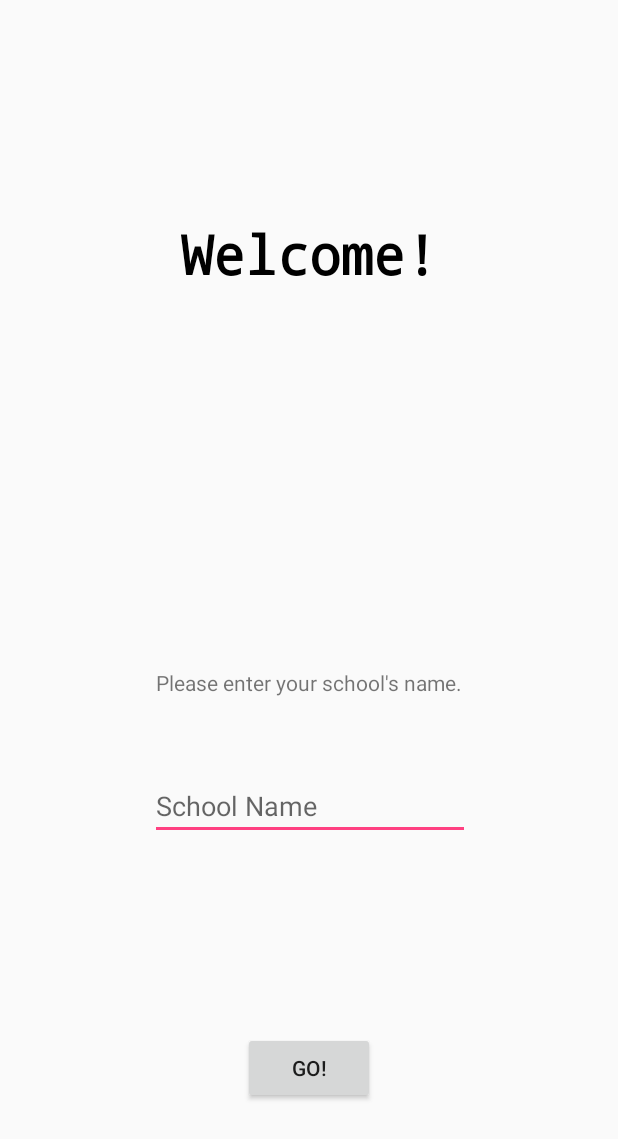
After one commit to pimpale/SchoolApp, an Android app: the layout activity_greeting.xml on its own in the app's theme, with its tools: preview values and no code run, on a phone screen of 412 x 824 dp. The commit adds this screen. Shown: the top 1139 px of the screen. Run offline under Robolectric (Android 15) with nearby library versions, the phone set to English and light mode, and no system bars.

Commit message:
greatly improved

```diff
--- a/app/build.gradle
+++ b/app/build.gradle
@@ -24,6 +24,7 @@ dependencies {
     implementation fileTree(include: ['*.jar'], dir: 'libs')
     implementation 'com.android.support:appcompat-v7:28.0.0-rc02'
     implementation 'com.android.support.constraint:constraint-layout:1.1.3'
+    implementation 'com.android.support:design:28.0.0'
     testImplementation 'junit:junit:4.12'
     androidTestImplementation 'com.android.support.test:runner:1.0.2'
     androidTestImplementation 'com.android.support.test.espresso:espresso-core:3.0.2'
--- a/app/src/main/AndroidManifest.xml
+++ b/app/src/main/AndroidManifest.xml
@@ -3,6 +3,8 @@
     package="govindpimpale.com.schoolapp">
 
     <uses-permission android:name="android.permission.INTERNET" />
+    <uses-permission android:name="android.permission.internet" />
+
     <application
         android:allowBackup="true"
         android:icon="@mipmap/ic_launcher"
@@ -10,12 +12,14 @@
         android:roundIcon="@mipmap/ic_launcher_round"
         android:supportsRtl="true"
         android:theme="@style/AppTheme">
-        <activity android:name=".MainActivity">
+        <activity android:name=".GreetingActivity">
             <intent-filter>
                 <action android:name="android.intent.action.MAIN" />
+
                 <category android:name="android.intent.category.LAUNCHER" />
             </intent-filter>
         </activity>
+        <activity android:name=".MainActivity"></activity>
     </application>
 
 </manifest>
--- /dev/null
+++ b/app/src/main/res/layout/activity_greeting.xml
@@ -0,0 +1,71 @@
+<?xml version="1.0" encoding="utf-8"?>
+<android.support.constraint.ConstraintLayout xmlns:android="http://schemas.android.com/apk/res/android"
+    xmlns:app="http://schemas.android.com/apk/res-auto"
+    xmlns:tools="http://schemas.android.com/tools"
+    android:layout_width="match_parent"
+    android:layout_height="match_parent"
+    tools:context=".GreetingActivity">
+
+    <Button
+        android:id="@+id/button"
+        android:layout_width="wrap_content"
+        android:layout_height="wrap_content"
+        android:layout_marginStart="8dp"
+        android:layout_marginEnd="8dp"
+        android:layout_marginBottom="88dp"
+        android:text="Go!"
+        app:layout_constraintBottom_toBottomOf="parent"
+        app:layout_constraintEnd_toEndOf="parent"
+        app:layout_constraintStart_toStartOf="parent" />
+
+    <TextView
+        android:id="@+id/welcome"
+        android:layout_width="wrap_content"
+        android:layout_height="wrap_content"
+        android:layout_marginStart="8dp"
+        android:layout_marginTop="8dp"
+        android:layout_marginEnd="8dp"
+        android:layout_marginBottom="8dp"
+        android:fontFamily="monospace"
+        android:text="Welcome!"
+        android:textAlignment="center"
+        android:textColor="#000000"
+        android:textSize="36sp"
+        android:textStyle="bold"
+        app:layout_constraintBottom_toTopOf="@+id/editText"
+        app:layout_constraintEnd_toEndOf="parent"
+        app:layout_constraintStart_toStartOf="parent"
+        app:layout_constraintTop_toTopOf="parent"
+        app:layout_constraintVertical_bias="0.304" />
+
+    <EditText
+        android:id="@+id/editText"
+        android:layout_width="wrap_content"
+        android:layout_height="wrap_content"
+        android:layout_marginStart="8dp"
+        android:layout_marginEnd="8dp"
+        android:layout_marginBottom="128dp"
+        android:ems="10"
+        android:inputType="textNoSuggestions|textPersonName"
+        android:hint="School Name"
+        app:layout_constraintBottom_toTopOf="@+id/button"
+        app:layout_constraintEnd_toEndOf="parent"
+        app:layout_constraintHorizontal_bias="0.503"
+        app:layout_constraintStart_toStartOf="parent" />
+
+    <TextView
+        android:id="@+id/explanation"
+        android:layout_width="256dp"
+        android:layout_height="29dp"
+        android:layout_marginStart="8dp"
+        android:layout_marginTop="8dp"
+        android:layout_marginEnd="8dp"
+        android:layout_marginBottom="40dp"
+        android:text="Please enter your school's name."
+        android:textAlignment="center"
+        app:layout_constraintBottom_toTopOf="@+id/editText"
+        app:layout_constraintEnd_toEndOf="parent"
+        app:layout_constraintStart_toStartOf="parent"
+        app:layout_constraintTop_toBottomOf="@+id/welcome"
+        app:layout_constraintVertical_bias="1.0" />
+</android.support.constraint.ConstraintLayout>
--- /dev/null
+++ b/app/src/main/res/values/dimens.xml
@@ -0,0 +1,3 @@
+<resources>
+    <dimen name="fab_margin">16dp</dimen>
+</resources>
--- a/app/src/main/res/values/strings.xml
+++ b/app/src/main/res/values/strings.xml
@@ -1,3 +1,4 @@
 <resources>
     <string name="app_name">SchoolApp</string>
+    <string name="title_activity_greeting">GreetingActivity</string>
 </resources>
--- a/app/src/main/res/values/styles.xml
+++ b/app/src/main/res/values/styles.xml
@@ -1,11 +1,18 @@
 <resources>
-
     <!-- Base application theme. -->
-    <style name="AppTheme" parent="Theme.AppCompat.Light.DarkActionBar">
+    <style name="AppTheme" parent="Theme.AppCompat.Light.NoActionBar"><!-- DarkActionBar -->
         <!-- Customize your theme here. -->
         <item name="colorPrimary">@color/colorPrimary</item>
         <item name="colorPrimaryDark">@color/colorPrimaryDark</item>
         <item name="colorAccent">@color/colorAccent</item>
     </style>
 
+    <style name="AppTheme.NoActionBar">
+        <item name="windowActionBar">false</item>
+        <item name="windowNoTitle">true</item>
+    </style>
+
+    <style name="AppTheme.AppBarOverlay" parent="ThemeOverlay.AppCompat.Dark.ActionBar" />
+    <style name="AppTheme.PopupOverlay" parent="ThemeOverlay.AppCompat.Light" />
+
 </resources>
--- a/build.gradle
+++ b/build.gradle
@@ -7,7 +7,7 @@ buildscript {
         jcenter()
     }
     dependencies {
-        classpath 'com.android.tools.build:gradle:3.1.4'
+        classpath 'com.android.tools.build:gradle:3.2.1'
 
 
         // NOTE: Do not place your application dependencies here; they belong
```
Also changed, not shown: app/src/main/java/govindpimpale/com/schoolapp/GreetingActivity.java (added, +28 -0 lines), app/src/main/java/govindpimpale/com/schoolapp/MainActivity.java (+27 -4 lines), app/src/main/java/govindpimpale/com/schoolapp/Utils.java (added, +13 -0 lines), app/src/main/assets/website/imgs/circle.png (added), app/src/main/assets/website/imgs/santa-teresa-front.jpg (added), gradle/wrapper/gradle-wrapper.properties, 2 other files.
